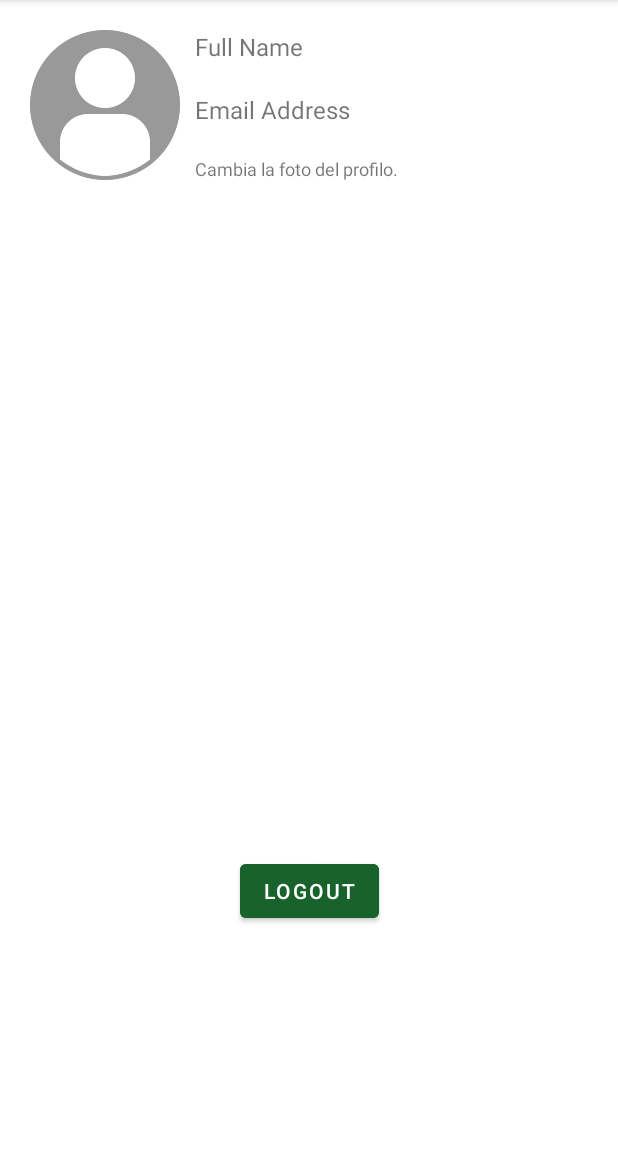
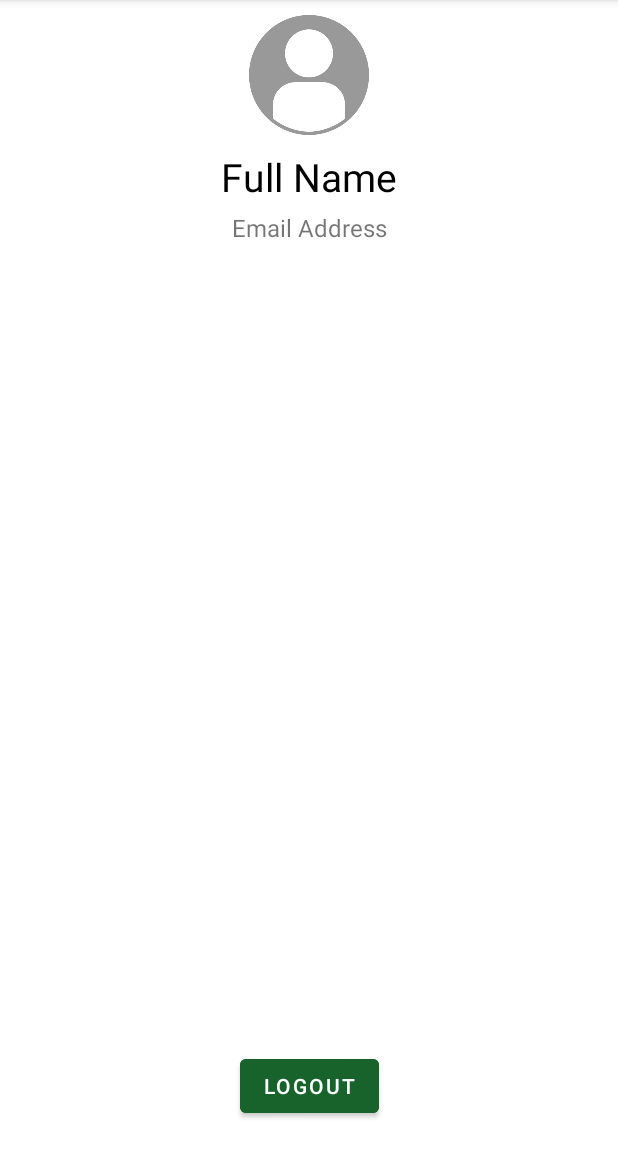
Before and after one commit to FAR719/NoWaste, an Android app: the fragment DetailUserFragment placed in its activity, on a phone screen of 412 x 824 dp, the part 84-1236 px from its top. Run offline under Robolectric (Android 15) with nearby library versions, the phone set to English and light mode, and no system bars; our stand-ins replace Firebase (no records; nobody signed in at launch, a user with empty details on screens opened directly); 5 statements that could not run were skipped.

Commit message:
last user datails changes

```diff
--- a/app/src/main/java/com/far/nowaste/DetailUserFragment.java
+++ b/app/src/main/java/com/far/nowaste/DetailUserFragment.java
@@ -97,8 +97,8 @@ public class DetailUserFragment extends Fragment {
                 }
             });
         } else {
-            verifyMsg.setVisibility(View.GONE);
-            resendCode.setVisibility(View.GONE);
+            verifyMsg.setVisibility(View.INVISIBLE);
+            resendCode.setVisibility(View.INVISIBLE);
         }
     }
 }
--- a/app/src/main/java/com/far/nowaste/MainActivity.java
+++ b/app/src/main/java/com/far/nowaste/MainActivity.java
@@ -14,6 +14,7 @@ import androidx.fragment.app.Fragment;
 
 import android.annotation.SuppressLint;
 import android.content.Intent;
+import android.graphics.drawable.Drawable;
 import android.os.Bundle;
 import android.view.Menu;
 import android.view.MenuItem;
@@ -244,6 +245,8 @@ public class MainActivity extends AppCompatActivity implements NavigationView.On
         Toast.makeText(MainActivity.this, "Logout effettuato.", Toast.LENGTH_SHORT).show();
         mEmail.setText("Accedi al tuo account");
         mFullName.setVisibility(View.GONE);
+        Drawable defaultImage = ContextCompat.getDrawable(getApplicationContext(), R.drawable.ic_nav_header_user);
+        mImage.setImageDrawable(defaultImage);
         mToolbar.setTitle("NoWaste");
         currentFragment = new HomeFragment();
         getSupportFragmentManager().beginTransaction().replace(R.id.frame_layout, currentFragment).commit();
--- a/app/src/main/res/layout/fragment_detail_user.xml
+++ b/app/src/main/res/layout/fragment_detail_user.xml
@@ -7,9 +7,10 @@
 
     <ImageView
         android:id="@+id/userImageView"
-        android:layout_width="100dp"
-        android:layout_height="100dp"
-        android:layout_margin="20dp"
+        android:layout_width="80dp"
+        android:layout_height="80dp"
+        android:layout_margin="10dp"
+        app:layout_constraintEnd_toEndOf="parent"
         app:layout_constraintStart_toStartOf="parent"
         app:layout_constraintTop_toTopOf="parent"
         app:srcCompat="@drawable/ic_nav_header_user" />
@@ -18,73 +19,62 @@
         android:id="@+id/nameTextView"
         android:layout_width="wrap_content"
         android:layout_height="wrap_content"
-        android:layout_marginTop="20dp"
-        android:layout_marginStart="10dp"
+        android:layout_marginTop="10dp"
         android:text="Full Name"
-        android:textSize="16sp"
-        app:layout_constraintStart_toEndOf="@+id/userImageView"
-        app:layout_constraintTop_toTopOf="parent" />
+        android:textColor="@color/search_primary_text"
+        android:textSize="26sp"
+        app:layout_constraintEnd_toEndOf="parent"
+        app:layout_constraintStart_toStartOf="parent"
+        app:layout_constraintTop_toBottomOf="@+id/userImageView" />
 
     <TextView
         android:id="@+id/emailTextView"
         android:layout_width="wrap_content"
         android:layout_height="wrap_content"
-        android:layout_marginStart="10dp"
-        android:layout_marginTop="20dp"
+        android:layout_marginTop="5dp"
         android:text="Email Address"
         android:textSize="16sp"
-        app:layout_constraintStart_toEndOf="@+id/userImageView"
+        app:layout_constraintEnd_toEndOf="parent"
+        app:layout_constraintStart_toStartOf="parent"
         app:layout_constraintTop_toBottomOf="@+id/nameTextView" />
 
     <Button
         android:id="@+id/logoutButton"
         android:layout_width="wrap_content"
         android:layout_height="wrap_content"
+        android:layout_marginBottom="20dp"
+        android:backgroundTint="@color/basil"
         android:onClick="logout"
         android:text="LOGOUT"
-        android:backgroundTint="@color/basil"
         android:textColor="@color/white"
         app:layout_constraintBottom_toBottomOf="parent"
         app:layout_constraintEnd_toEndOf="parent"
-        app:layout_constraintStart_toStartOf="parent"
-        app:layout_constraintTop_toBottomOf="@+id/userImageView"
-        app:layout_constraintVertical_bias="0.75" />
+        app:layout_constraintStart_toStartOf="parent" />
 
     <TextView
         android:id="@+id/verifyTextView"
         android:layout_width="wrap_content"
         android:layout_height="wrap_content"
-        android:layout_marginStart="20dp"
+        android:layout_marginBottom="10dp"
         android:text="Email non verificata!"
+        android:textColor="@color/error"
         android:textSize="20sp"
-        android:textColor="@color/error"
-        app:layout_constraintBottom_toBottomOf="parent"
+        app:layout_constraintBottom_toTopOf="@+id/verifyButton"
+        app:layout_constraintEnd_toEndOf="parent"
         app:layout_constraintStart_toStartOf="parent"
-        app:layout_constraintTop_toBottomOf="@+id/logoutButton"
-        tools:visibility="gone" />
+        tools:visibility="invisible" />
 
     <Button
         android:id="@+id/verifyButton"
         android:layout_width="wrap_content"
         android:layout_height="wrap_content"
-        android:layout_marginEnd="20dp"
+        android:layout_marginBottom="20dp"
         android:backgroundTint="@color/basil"
         android:text="INVIA DI NUOVO"
         android:textColor="@color/white"
-        app:layout_constraintBottom_toBottomOf="parent"
+        app:layout_constraintBottom_toTopOf="@+id/logoutButton"
         app:layout_constraintEnd_toEndOf="parent"
-        app:layout_constraintTop_toBottomOf="@+id/logoutButton"
-        tools:visibility="gone" />
-
-    <TextView
-        android:id="@+id/proPicTextView"
-        android:layout_width="wrap_content"
-        android:layout_height="wrap_content"
-        android:layout_marginStart="10dp"
-        android:layout_marginTop="20dp"
-        android:text="Cambia la foto del profilo."
-        android:textSize="12sp"
-        app:layout_constraintStart_toEndOf="@+id/userImageView"
-        app:layout_constraintTop_toBottomOf="@+id/emailTextView" />
+        app:layout_constraintStart_toStartOf="parent"
+        tools:visibility="invisible" />
 
 </androidx.constraintlayout.widget.ConstraintLayout>
```
